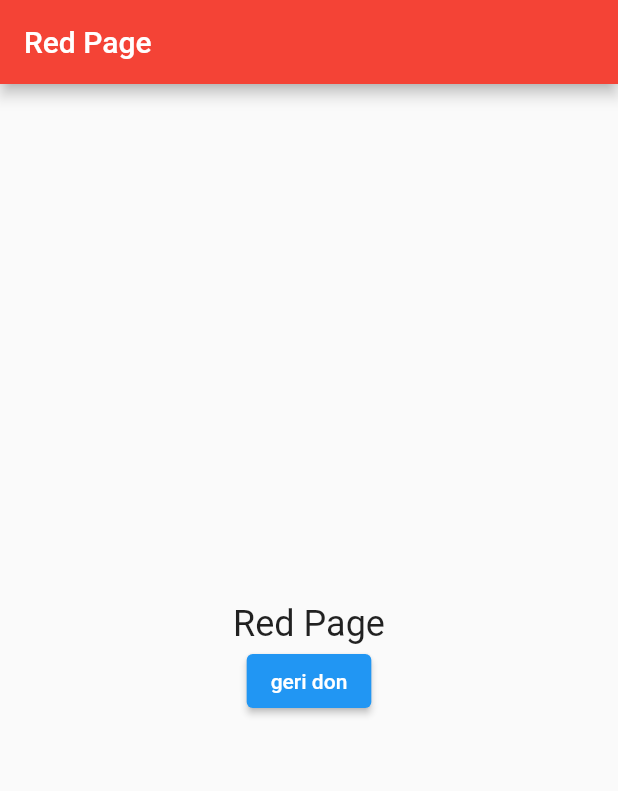
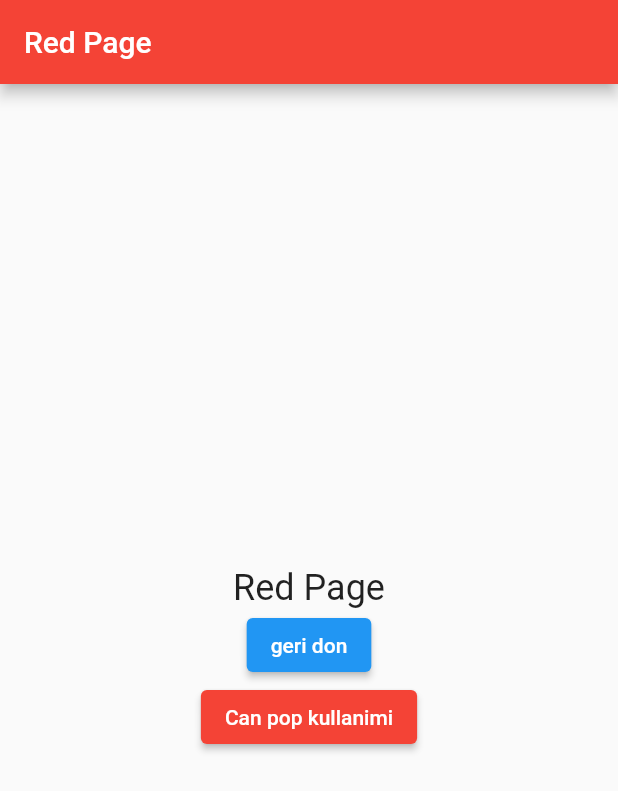
Before and after one commit to nemet92/Navigator_udemy, a Flutter app: the screen it shows after launch, after a tap on "Kirmizi sayfaya kec ios", on a phone screen of 412 x 824 dp. Shown: the top 791 px of the screen. Run offline on Flutter 3.47's test engine with Material 2 defaults, Android fonts, the light colour scheme and no system bars.

Commit message:
maybe pop,can pop push/replacment

```diff
--- a/lib/main.dart
+++ b/lib/main.dart
@@ -1,5 +1,6 @@
 import 'package:flutter/cupertino.dart';
 import 'package:flutter/material.dart';
+import 'package:navigation_udeny/green_page.dart';
 import 'package:navigation_udeny/red_page.dart';
 
 void main() {
@@ -13,7 +14,7 @@ class MyApp extends StatelessWidget {
   Widget build(BuildContext context) {
     return const MaterialApp(
         debugShowCheckedModeBanner: false,
-        title: 'Flutter Demo',
+        title: 'Navigator lesson',
         home: HomePage());
   }
 }
@@ -48,6 +49,29 @@ class HomePage extends StatelessWidget {
                       .then((value) => debugPrint("Gelen sayi $value"));
                 },
                 child: const Text("Kirmizi sayfaya kec andoid")),
+            ElevatedButton(
+                style: ElevatedButton.styleFrom(backgroundColor: Colors.red),
+                onPressed: () {
+                  Navigator.of(context).maybePop();
+                },
+                child: const Text("Maybe pop kullanimi")),
+            ElevatedButton(
+                style: ElevatedButton.styleFrom(backgroundColor: Colors.red),
+                onPressed: () {
+                  if (Navigator.of(context).canPop()) {
+                    print("evet pop olabilir");
+                  } else {
+                    print("hayir ola bilmez");
+                  }
+                },
+                child: const Text("Can pop kullanimi")),
+            ElevatedButton(
+                style: ElevatedButton.styleFrom(backgroundColor: Colors.red),
+                onPressed: () {
+                  Navigator.of(context).pushReplacement(MaterialPageRoute(
+                      builder: (context) => const GreenPage()));
+                },
+                child: const Text("Push Replacment")),
           ],
         ),
       ),
--- a/lib/red_page.dart
+++ b/lib/red_page.dart
@@ -37,7 +37,17 @@ class RedPage extends StatelessWidget {
                     print(_rastgeliSayi);
                     Navigator.of(context).pop(_rastgeliSayi);
                   },
-                  child: const Text("geri don"))
+                  child: const Text("geri don")),
+              ElevatedButton(
+                  style: ElevatedButton.styleFrom(backgroundColor: Colors.red),
+                  onPressed: () {
+                    if (Navigator.of(context).canPop()) {
+                      print("evet pop olabilir");
+                    } else {
+                      print("hayir ola bilmez");
+                    }
+                  },
+                  child: const Text("Can pop kullanimi")),
             ],
           )),
     );
```
